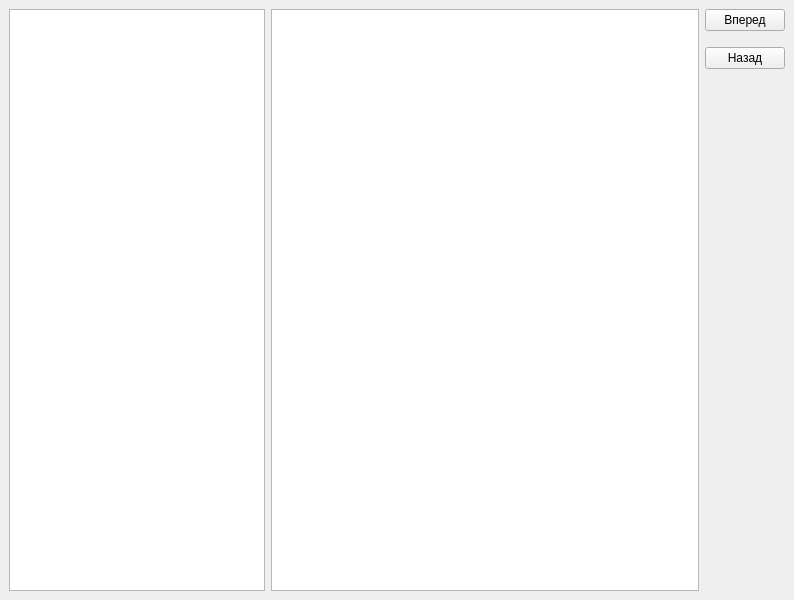
First picture: the form in mainwindow.ui, repository KalinaVitaly/QtLabelImg, before the edit.
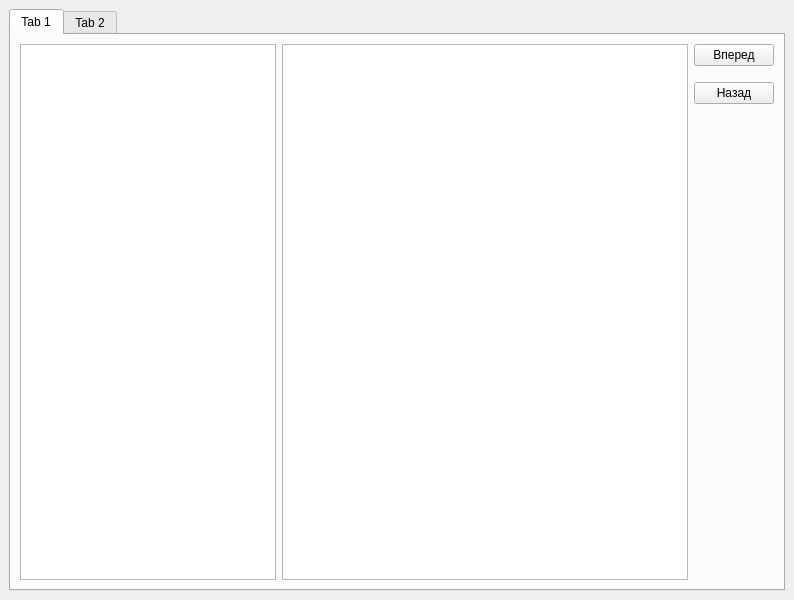
Second picture: the form after the edit. Custom widgets are drawn as their Qt base class.

Commit message: Fixed come to the next item

The edit to the form file:
```diff
--- a/mainwindow.ui
+++ b/mainwindow.ui
@@ -22,6 +22,16 @@
   <widget class="QWidget" name="centralwidget">
    <layout class="QHBoxLayout" name="horizontalLayout">
     <item>
+     <widget class="QTabWidget" name="tabWidget">
+      <property name="currentIndex">
+       <number>0</number>
+      </property>
+      <widget class="QWidget" name="tab">
+       <attribute name="title">
+        <string>Tab 1</string>
+       </attribute>
+       <layout class="QHBoxLayout" name="horizontalLayout_2">
+        <item>
      <widget class="QListWidget" name="listFiles">
       <property name="sizePolicy">
        <sizepolicy hsizetype="Minimum" vsizetype="Expanding">
@@ -83,6 +93,15 @@
        </spacer>
       </item>
      </layout>
+        </item>
+       </layout>
+      </widget>
+      <widget class="QWidget" name="tab_2">
+       <attribute name="title">
+        <string>Tab 2</string>
+       </attribute>
+      </widget>
+     </widget>
     </item>
    </layout>
   </widget>
```
Lines whose indentation alone changed are shown as unchanged. The commit also changes 2 other files.
